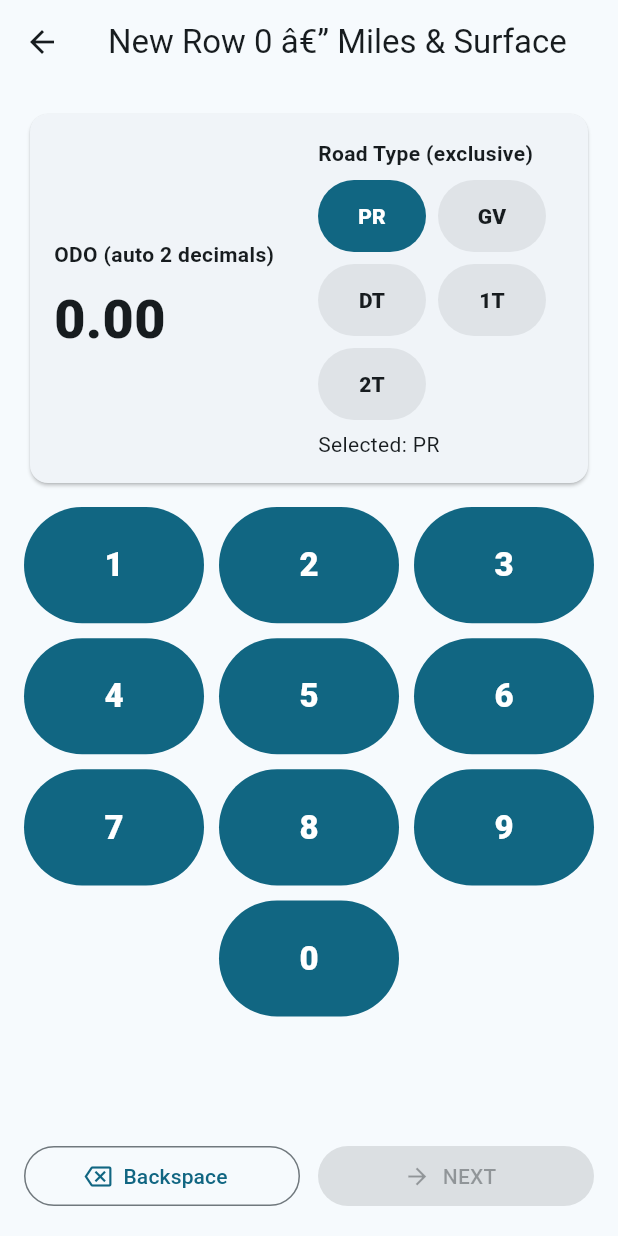
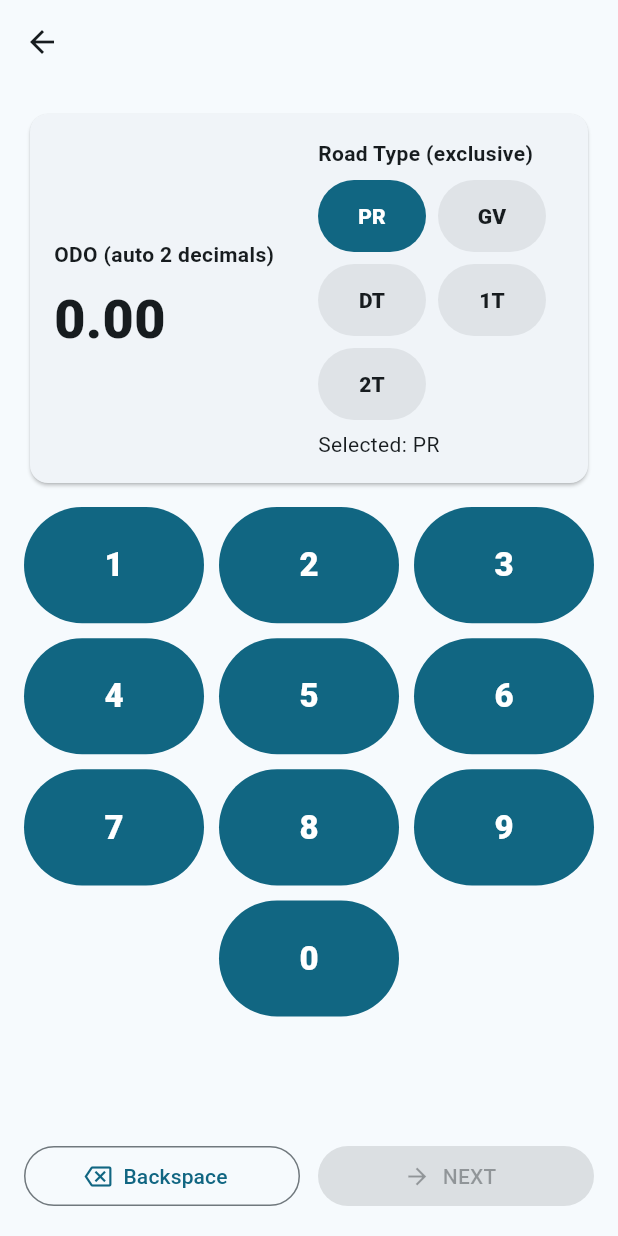
Before and after one commit to JimGLDS/RC03, a Flutter app: the Screen1 screen opened directly with empty values, on a phone screen of 412 x 824 dp. Run offline on Flutter 3.47's test engine with Material 3 defaults, Android fonts, the phone set to English and light mode, and no system bars; our stand-ins replace pdf, shared_preferences; missing offline and left inert: dart:html; accounts and stored records are empty.

Commit message:
Screen1: remove AppBar title (back arrow only)

```diff
--- a/lib/screens/wizard/screen1.dart
+++ b/lib/screens/wizard/screen1.dart
@@ -86,7 +86,7 @@ class _Screen1State extends State<Screen1> {
   @override
   Widget build(BuildContext context) {
     return Scaffold(
-      appBar: AppBar(title: Text('${widget.isEdit ? "Edit" : "New"} Row ${widget.recNo} â€” Miles & Surface')),
+      appBar: AppBar(leading: const BackButton(), title: const SizedBox.shrink()),
       body: Padding(
         padding: const EdgeInsets.all(16),
         child: Column(
```
